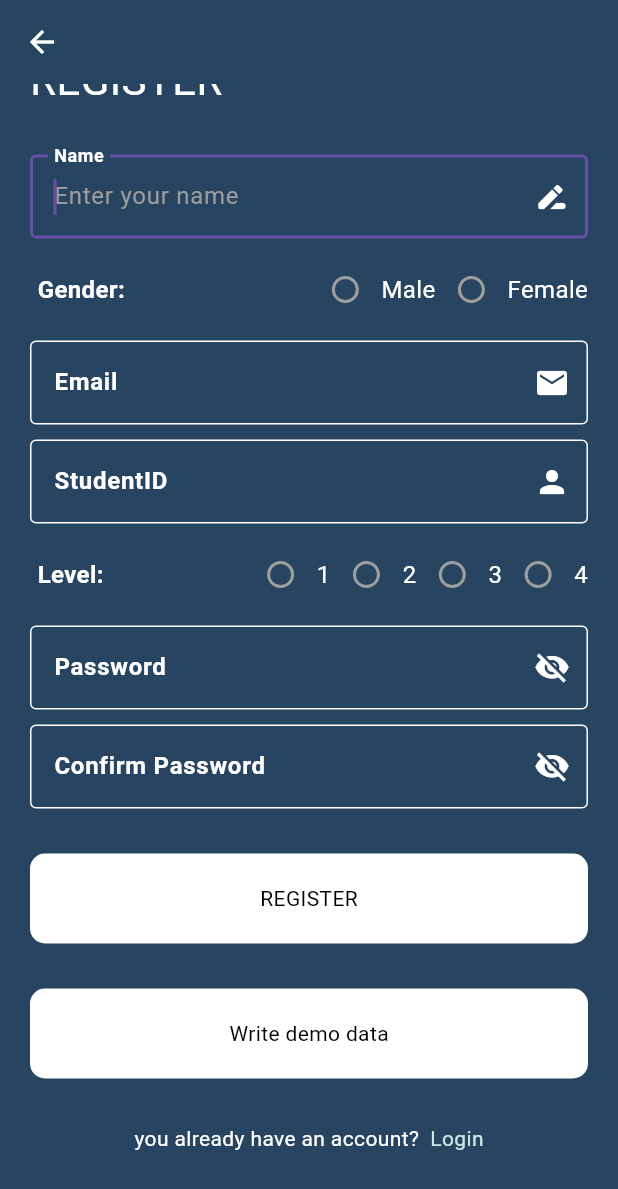
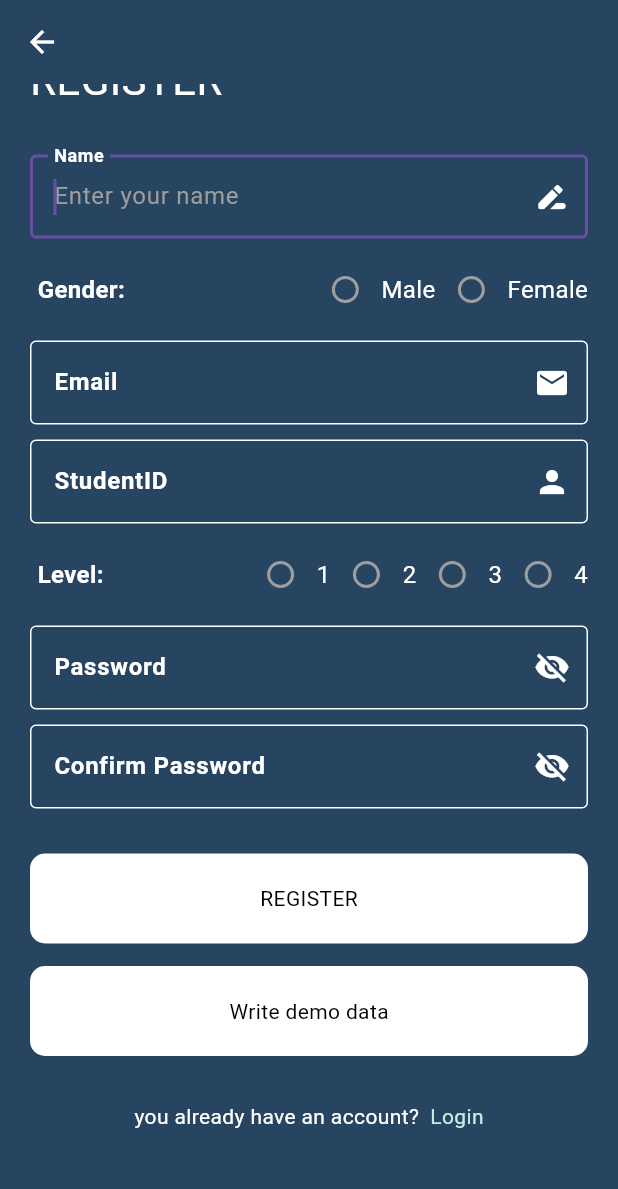
Before and after one commit to ahmedmostafa8701/Enterprise-Mobile-App, a Flutter app: the RegisterScreen screen opened by its route, scrolled down 244 dp, on a phone screen of 412 x 824 dp. Shown: the top 1189 px of the screen. Run offline on Flutter 3.47's test engine with Material 3 defaults, Android fonts, the phone set to English and light mode, and no system bars; drawn by our look-alikes of modal_progress_hud_nsn; our stand-ins replace sqflite; accounts and stored records are empty.

Commit message:
modified space between buttons

```diff
--- a/lib/screens/register_screen.dart
+++ b/lib/screens/register_screen.dart
@@ -5,7 +5,6 @@ import 'package:assign_1/components/custom_text_field.dart';
 import 'package:assign_1/components/show_snack_bar.dart';
 import 'package:assign_1/constants.dart';
 import 'package:assign_1/screens/edit_screen.dart';
-import 'package:assign_1/screens/login_screen.dart';
 import 'package:assign_1/sqflite/sqflite.dart';
 import 'package:flutter/material.dart';
 import 'package:modal_progress_hud_nsn/modal_progress_hud_nsn.dart';
@@ -495,7 +494,7 @@ class _RegisterScreenState extends State<RegisterScreen> {
                   text: 'REGISTER',
                 ),
                 const SizedBox(
-                  height: 30,
+                  height: 15,
                 ),
                 CustomButton(
                   onTap: () async {
```
